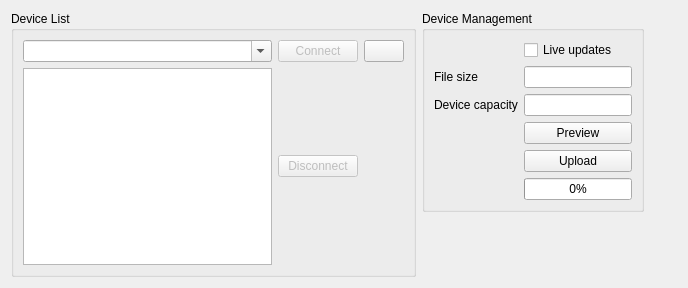
8bitbuddhist/PixelMaestro-Studio, file src/widget/devicecontrolwidget.ui: the form before one commit.
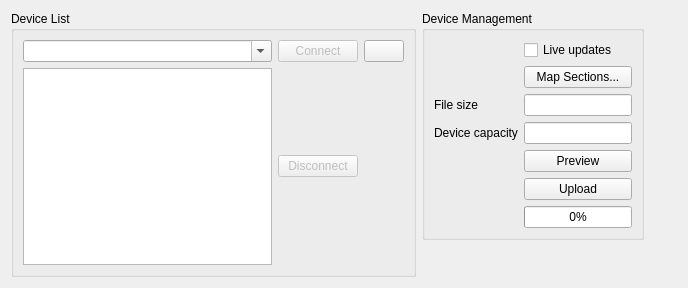
The form after the commit. Icons and pictures are not drawn.

Commit message:
DeviceControlWidget - Added Section mapping.
SectionMapModel - Added new model, view, and controller logic for
managing device Section maps.
SerialDevice - Renamed to SerialDeviceController.
SerialDeviceThread - Renamed to SerialDeviceThreadController.
CueInterpreterDialog - Removed unnecessary CueHandlers.
DeviceControlWidget - Added auto-connection for devices that were saved,
but not auto-detected.

```diff
--- a/src/widget/devicecontrolwidget.ui
+++ b/src/widget/devicecontrolwidget.ui
@@ -82,7 +82,7 @@
       <string>Device Management</string>
      </property>
      <layout class="QGridLayout" name="gridLayout_3">
-      <item row="3" column="1">
+      <item row="4" column="1">
        <widget class="QLineEdit" name="fileSizeLineEdit">
         <property name="toolTip">
          <string>Size of the current Maestro configuration</string>
@@ -92,7 +92,7 @@
         </property>
        </widget>
       </item>
-      <item row="11" column="1">
+      <item row="12" column="1">
        <widget class="QProgressBar" name="uploadProgressBar">
         <property name="value">
          <number>0</number>
@@ -102,21 +102,21 @@
         </property>
        </widget>
       </item>
-      <item row="4" column="1">
+      <item row="5" column="1">
        <widget class="QLineEdit" name="capacityLineEdit">
         <property name="toolTip">
          <string>Total device capacity for storing Cuefiles</string>
         </property>
        </widget>
       </item>
-      <item row="4" column="0">
+      <item row="5" column="0">
        <widget class="QLabel" name="label_2">
         <property name="text">
          <string>Device capacity</string>
         </property>
        </widget>
       </item>
-      <item row="7" column="1">
+      <item row="8" column="1">
        <widget class="QPushButton" name="uploadButton">
         <property name="toolTip">
          <string>Send the Cuefile to the device</string>
@@ -126,14 +126,14 @@
         </property>
        </widget>
       </item>
-      <item row="3" column="0">
+      <item row="4" column="0">
        <widget class="QLabel" name="label">
         <property name="text">
          <string>File size</string>
         </property>
        </widget>
       </item>
-      <item row="5" column="1">
+      <item row="6" column="1">
        <widget class="QPushButton" name="previewButton">
         <property name="text">
          <string>Preview</string>
@@ -150,6 +150,13 @@
         </property>
        </widget>
       </item>
+      <item row="1" column="1">
+       <widget class="QPushButton" name="sectionMapButton">
+        <property name="text">
+         <string>Map Sections...</string>
+        </property>
+       </widget>
+      </item>
      </layout>
     </widget>
    </item>
```
The commit also changes 17 other files.
